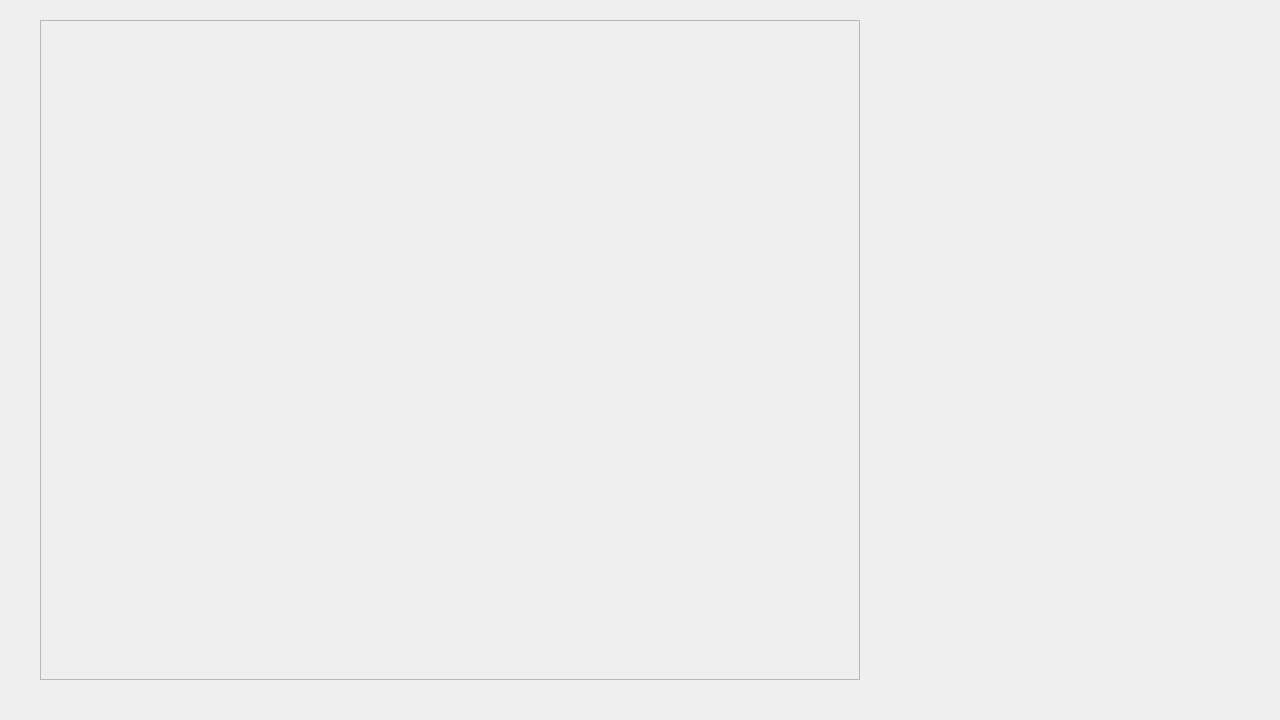
Before: the Qt Designer form RMS_qt/checkout.ui in dev-pratik02/RMS, drawn with Qt 5.
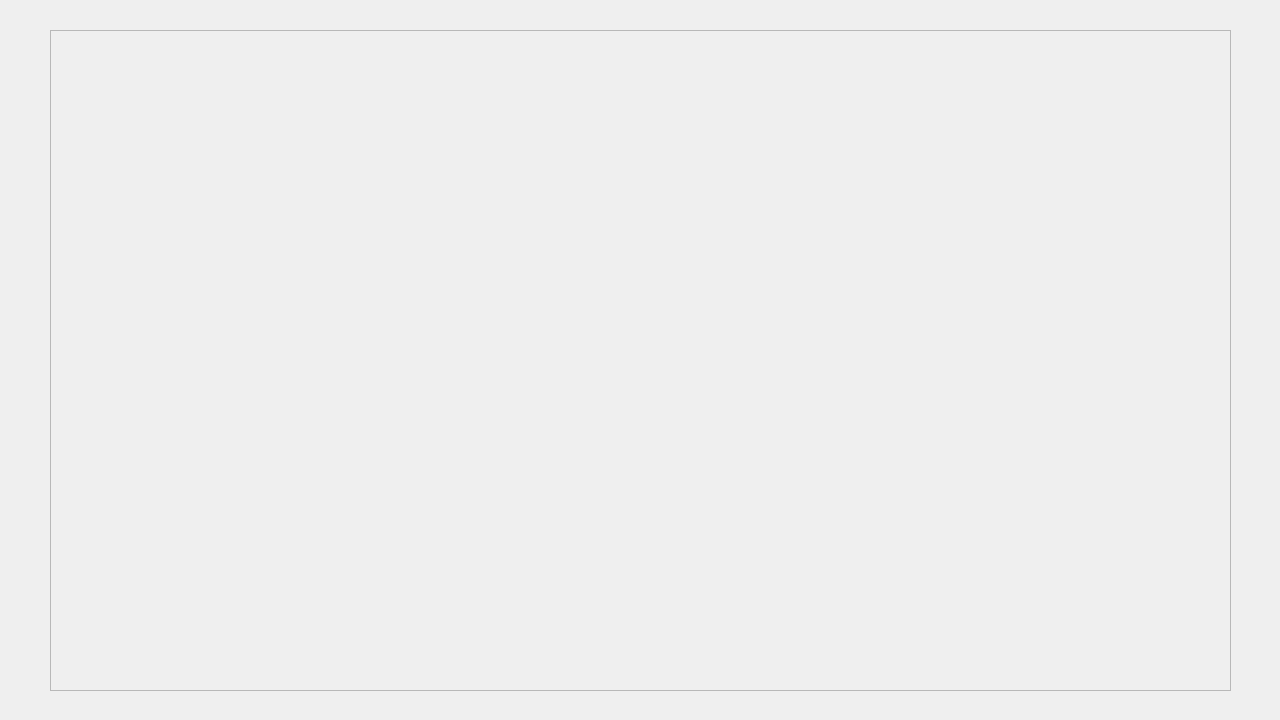
After: the same form once the commit is applied.

Patch:
```diff
--- a/RMS_qt/checkout.ui
+++ b/RMS_qt/checkout.ui
@@ -16,10 +16,10 @@
   <widget class="QFrame" name="frame">
    <property name="geometry">
     <rect>
-     <x>40</x>
-     <y>20</y>
-     <width>820</width>
-     <height>660</height>
+     <x>50</x>
+     <y>30</y>
+     <width>1181</width>
+     <height>661</height>
     </rect>
    </property>
    <property name="frameShape">
```
